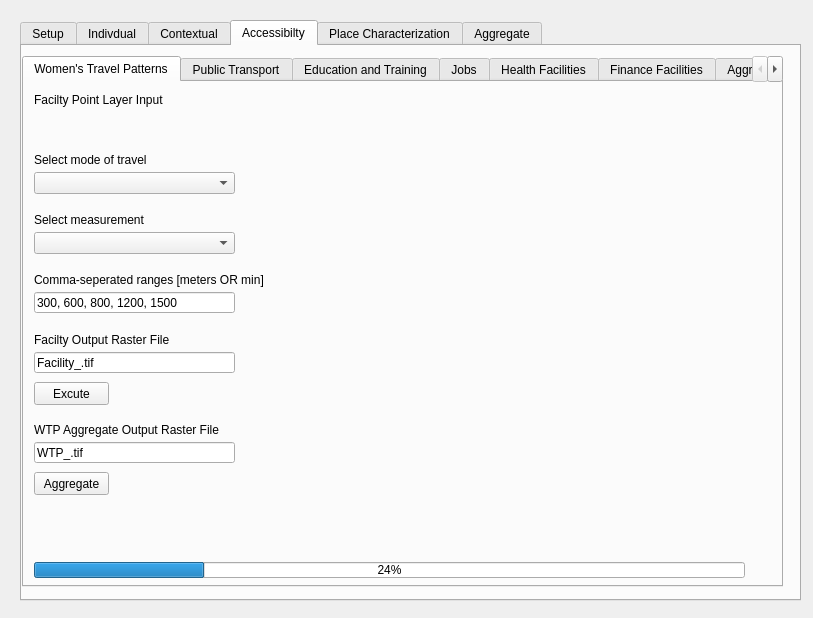
Qt form gender_indicator_tool/gender_indicator_tool_dialog_base.ui (worldbank/GEEST) before a commit.
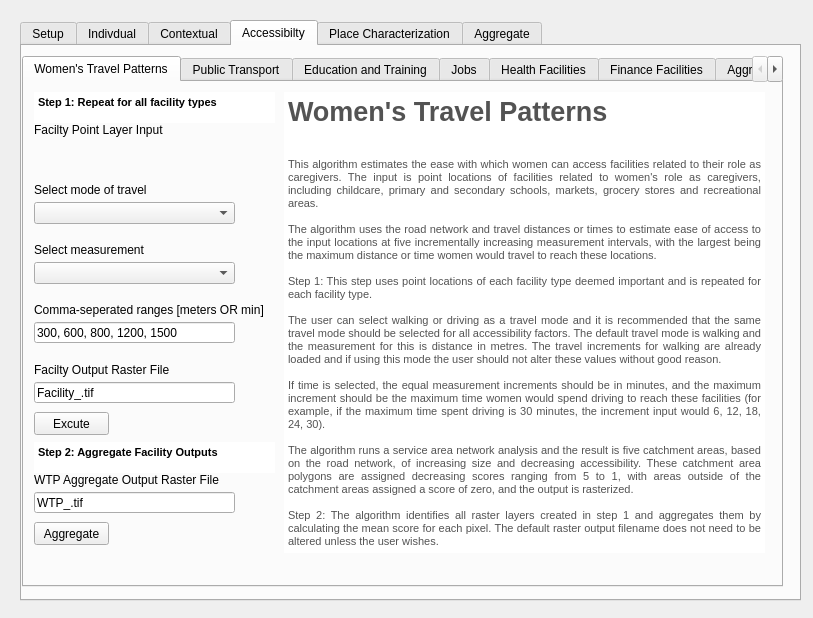
The same form after that commit. The open tabs and pages were chosen to show the change. Custom widgets are drawn as their Qt base class.

Commit message: removed 2nd requirements file

What changed in the file:
```diff
--- a/gender_indicator_tool/gender_indicator_tool_dialog_base.ui
+++ b/gender_indicator_tool/gender_indicator_tool_dialog_base.ui
@@ -1447,7 +1447,7 @@
        <property name="geometry">
         <rect>
          <x>10</x>
-         <y>190</y>
+         <y>220</y>
          <width>231</width>
          <height>16</height>
         </rect>
@@ -1460,7 +1460,7 @@
        <property name="geometry">
         <rect>
          <x>10</x>
-         <y>150</y>
+         <y>180</y>
          <width>201</width>
          <height>22</height>
         </rect>
@@ -1470,7 +1470,7 @@
        <property name="geometry">
         <rect>
          <x>10</x>
-         <y>70</y>
+         <y>100</y>
          <width>231</width>
          <height>16</height>
         </rect>
@@ -1483,7 +1483,7 @@
        <property name="geometry">
         <rect>
          <x>10</x>
-         <y>30</y>
+         <y>60</y>
          <width>231</width>
          <height>31</height>
         </rect>
@@ -1493,7 +1493,7 @@
        <property name="geometry">
         <rect>
          <x>10</x>
-         <y>10</y>
+         <y>40</y>
          <width>201</width>
          <height>16</height>
         </rect>
@@ -1506,7 +1506,7 @@
        <property name="geometry">
         <rect>
          <x>10</x>
-         <y>300</y>
+         <y>330</y>
          <width>75</width>
          <height>23</height>
         </rect>
@@ -1519,7 +1519,7 @@
        <property name="geometry">
         <rect>
          <x>10</x>
-         <y>270</y>
+         <y>300</y>
          <width>201</width>
          <height>21</height>
         </rect>
@@ -1535,7 +1535,7 @@
        <property name="geometry">
         <rect>
          <x>10</x>
-         <y>130</y>
+         <y>160</y>
          <width>231</width>
          <height>16</height>
         </rect>
@@ -1548,7 +1548,7 @@
        <property name="geometry">
         <rect>
          <x>10</x>
-         <y>250</y>
+         <y>280</y>
          <width>231</width>
          <height>16</height>
         </rect>
@@ -1561,7 +1561,7 @@
        <property name="geometry">
         <rect>
          <x>10</x>
-         <y>90</y>
+         <y>120</y>
          <width>201</width>
          <height>22</height>
         </rect>
@@ -1571,7 +1571,7 @@
        <property name="geometry">
         <rect>
          <x>10</x>
-         <y>210</y>
+         <y>240</y>
          <width>201</width>
          <height>21</height>
         </rect>
@@ -1587,7 +1587,7 @@
        <property name="geometry">
         <rect>
          <x>10</x>
-         <y>390</y>
+         <y>440</y>
          <width>75</width>
          <height>23</height>
         </rect>
@@ -1600,7 +1600,7 @@
        <property name="geometry">
         <rect>
          <x>10</x>
-         <y>360</y>
+         <y>410</y>
          <width>201</width>
          <height>21</height>
         </rect>
@@ -1616,7 +1616,7 @@
        <property name="geometry">
         <rect>
          <x>10</x>
-         <y>340</y>
+         <y>390</y>
          <width>231</width>
          <height>16</height>
         </rect>
@@ -1638,17 +1638,78 @@
         <string/>
        </property>
       </widget>
-      <widget class="QProgressBar" name="progressBar">
+      <widget class="QTextEdit" name="textEdit_35">
        <property name="geometry">
         <rect>
          <x>10</x>
-         <y>480</y>
-         <width>711</width>
-         <height>16</height>
+         <y>10</y>
+         <width>241</width>
+         <height>31</height>
         </rect>
        </property>
-       <property name="value">
-        <number>24</number>
+       <property name="frameShape">
+        <enum>QFrame::NoFrame</enum>
+       </property>
+       <property name="html">
+        <string>&lt;!DOCTYPE HTML PUBLIC &quot;-//W3C//DTD HTML 4.0//EN&quot; &quot;http://www.w3.org/TR/REC-html40/strict.dtd&quot;&gt;
+&lt;html&gt;&lt;head&gt;&lt;meta name=&quot;qrichtext&quot; content=&quot;1&quot; /&gt;&lt;style type=&quot;text/css&quot;&gt;
+p, li { white-space: pre-wrap; }
+&lt;/style&gt;&lt;/head&gt;&lt;body style=&quot; font-family:'MS Shell Dlg 2'; font-size:8.25pt; font-weight:400; font-style:normal;&quot;&gt;
+&lt;p style=&quot; margin-top:0px; margin-bottom:0px; margin-left:0px; margin-right:0px; -qt-block-indent:0; text-indent:0px;&quot;&gt;&lt;span style=&quot; font-size:8pt; font-weight:600;&quot;&gt;Step 1: Repeat for all facility types&lt;/span&gt;&lt;/p&gt;&lt;/body&gt;&lt;/html&gt;</string>
+       </property>
+      </widget>
+      <widget class="QTextEdit" name="textEdit_11">
+       <property name="geometry">
+        <rect>
+         <x>10</x>
+         <y>360</y>
+         <width>241</width>
+         <height>31</height>
+        </rect>
+       </property>
+       <property name="frameShape">
+        <enum>QFrame::NoFrame</enum>
+       </property>
+       <property name="html">
+        <string>&lt;!DOCTYPE HTML PUBLIC &quot;-//W3C//DTD HTML 4.0//EN&quot; &quot;http://www.w3.org/TR/REC-html40/strict.dtd&quot;&gt;
+&lt;html&gt;&lt;head&gt;&lt;meta name=&quot;qrichtext&quot; content=&quot;1&quot; /&gt;&lt;style type=&quot;text/css&quot;&gt;
+p, li { white-space: pre-wrap; }
+&lt;/style&gt;&lt;/head&gt;&lt;body style=&quot; font-family:'MS Shell Dlg 2'; font-size:8.25pt; font-weight:400; font-style:normal;&quot;&gt;
+&lt;p style=&quot; margin-top:0px; margin-bottom:0px; margin-left:0px; margin-right:0px; -qt-block-indent:0; text-indent:0px;&quot;&gt;&lt;span style=&quot; font-size:8pt; font-weight:600;&quot;&gt;Step 2: Aggregate Facility Outputs&lt;/span&gt;&lt;/p&gt;&lt;/body&gt;&lt;/html&gt;</string>
+       </property>
+      </widget>
+      <widget class="QTextEdit" name="textEdit_10">
+       <property name="geometry">
+        <rect>
+         <x>260</x>
+         <y>10</y>
+         <width>481</width>
+         <height>461</height>
+        </rect>
+       </property>
+       <property name="frameShape">
+        <enum>QFrame::NoFrame</enum>
+       </property>
+       <property name="html">
+        <string>&lt;!DOCTYPE HTML PUBLIC &quot;-//W3C//DTD HTML 4.0//EN&quot; &quot;http://www.w3.org/TR/REC-html40/strict.dtd&quot;&gt;
+&lt;html&gt;&lt;head&gt;&lt;meta name=&quot;qrichtext&quot; content=&quot;1&quot; /&gt;&lt;style type=&quot;text/css&quot;&gt;
+p, li { white-space: pre-wrap; }
+&lt;/style&gt;&lt;/head&gt;&lt;body style=&quot; font-family:'MS Shell Dlg 2'; font-size:8.25pt; font-weight:400; font-style:normal;&quot;&gt;
+&lt;p align=&quot;justify&quot; style=&quot; margin-top:0px; margin-bottom:0px; margin-left:0px; margin-right:0px; -qt-block-indent:0; text-indent:0px;&quot;&gt;&lt;span style=&quot; font-size:20pt; font-weight:600; color:#535353;&quot;&gt;Women's Travel Patterns&lt;/span&gt;&lt;/p&gt;
+&lt;p align=&quot;justify&quot; style=&quot;-qt-paragraph-type:empty; margin-top:0px; margin-bottom:0px; margin-left:0px; margin-right:0px; -qt-block-indent:0; text-indent:0px; font-size:20pt; font-weight:600; color:#535353;&quot;&gt;&lt;br /&gt;&lt;/p&gt;
+&lt;p align=&quot;justify&quot; style=&quot; margin-top:0px; margin-bottom:0px; margin-left:0px; margin-right:0px; -qt-block-indent:0; text-indent:0px;&quot;&gt;&lt;span style=&quot; font-size:8pt; color:#535353;&quot;&gt;This algorithm estimates the ease with which women can access facilities related to their role as caregivers. The input is point locations of facilities related to women's role as caregivers, including childcare, primary and secondary schools, markets, grocery stores and recreational areas. &lt;/span&gt;&lt;/p&gt;
+&lt;p align=&quot;justify&quot; style=&quot;-qt-paragraph-type:empty; margin-top:0px; margin-bottom:0px; margin-left:0px; margin-right:0px; -qt-block-indent:0; text-indent:0px; font-size:8pt; color:#535353;&quot;&gt;&lt;br /&gt;&lt;/p&gt;
+&lt;p align=&quot;justify&quot; style=&quot; margin-top:0px; margin-bottom:0px; margin-left:0px; margin-right:0px; -qt-block-indent:0; text-indent:0px;&quot;&gt;&lt;span style=&quot; font-size:8pt; color:#535353;&quot;&gt;The algorithm uses the road network and travel distances or times to estimate ease of access to the input locations at five incrementally increasing measurement intervals, with the largest being the maximum distance or time women would travel to reach these locations.&lt;/span&gt;&lt;/p&gt;
+&lt;p align=&quot;justify&quot; style=&quot;-qt-paragraph-type:empty; margin-top:0px; margin-bottom:0px; margin-left:0px; margin-right:0px; -qt-block-indent:0; text-indent:0px; font-size:8pt; color:#535353;&quot;&gt;&lt;br /&gt;&lt;/p&gt;
+&lt;p align=&quot;justify&quot; style=&quot; margin-top:0px; margin-bottom:0px; margin-left:0px; margin-right:0px; -qt-block-indent:0; text-indent:0px;&quot;&gt;&lt;span style=&quot; font-size:8pt; color:#535353;&quot;&gt;Step 1: This step uses point locations of each facility type deemed important and is repeated for each facility type.&lt;/span&gt;&lt;/p&gt;
+&lt;p align=&quot;justify&quot; style=&quot;-qt-paragraph-type:empty; margin-top:0px; margin-bottom:0px; margin-left:0px; margin-right:0px; -qt-block-indent:0; text-indent:0px; font-size:8pt; color:#535353;&quot;&gt;&lt;br /&gt;&lt;/p&gt;
+&lt;p align=&quot;justify&quot; style=&quot; margin-top:0px; margin-bottom:0px; margin-left:0px; margin-right:0px; -qt-block-indent:0; text-indent:0px;&quot;&gt;&lt;span style=&quot; font-size:8pt; color:#535353;&quot;&gt;The user can select walking or driving as a travel mode and it is recommended that the same travel mode should be selected for all accessibility factors. The default travel mode is walking and the measurement for this is distance in metres. The travel increments for walking are already loaded and if using this mode the user should not alter these values without good reason. &lt;/span&gt;&lt;/p&gt;
+&lt;p align=&quot;justify&quot; style=&quot;-qt-paragraph-type:empty; margin-top:0px; margin-bottom:0px; margin-left:0px; margin-right:0px; -qt-block-indent:0; text-indent:0px; font-size:8pt; color:#535353;&quot;&gt;&lt;br /&gt;&lt;/p&gt;
+&lt;p align=&quot;justify&quot; style=&quot; margin-top:0px; margin-bottom:0px; margin-left:0px; margin-right:0px; -qt-block-indent:0; text-indent:0px;&quot;&gt;&lt;span style=&quot; font-size:8pt; color:#535353;&quot;&gt;If time is selected, the equal measurement increments should be in minutes, and the maximum increment should be the maximum time women would spend driving to reach these facilities (for example, if the maximum time spent driving is 30 minutes, the increment input would 6, 12, 18, 24, 30).  &lt;/span&gt;&lt;/p&gt;
+&lt;p align=&quot;justify&quot; style=&quot;-qt-paragraph-type:empty; margin-top:0px; margin-bottom:0px; margin-left:0px; margin-right:0px; -qt-block-indent:0; text-indent:0px; font-size:8pt; color:#535353;&quot;&gt;&lt;br /&gt;&lt;/p&gt;
+&lt;p align=&quot;justify&quot; style=&quot; margin-top:0px; margin-bottom:0px; margin-left:0px; margin-right:0px; -qt-block-indent:0; text-indent:0px;&quot;&gt;&lt;span style=&quot; font-size:8pt; color:#535353;&quot;&gt;The algorithm runs a service area network analysis and the result is five catchment areas, based on the road network, of increasing size and decreasing accessibility. These catchment area polygons are assigned decreasing scores ranging from 5 to 1, with areas outside of the catchment areas assigned a score of zero, and the output is rasterized. &lt;/span&gt;&lt;/p&gt;
+&lt;p align=&quot;justify&quot; style=&quot;-qt-paragraph-type:empty; margin-top:0px; margin-bottom:0px; margin-left:0px; margin-right:0px; -qt-block-indent:0; text-indent:0px; font-size:8pt; color:#535353;&quot;&gt;&lt;br /&gt;&lt;/p&gt;
+&lt;p align=&quot;justify&quot; style=&quot; margin-top:0px; margin-bottom:0px; margin-left:0px; margin-right:0px; -qt-block-indent:0; text-indent:0px;&quot;&gt;&lt;span style=&quot; font-size:8pt; color:#535353;&quot;&gt;Step 2: The algorithm identifies all raster layers created in step 1 and aggregates them by calculating the mean score for each pixel. The default raster output filename does not need to be altered unless the user wishes.&lt;/span&gt;&lt;/p&gt;&lt;/body&gt;&lt;/html&gt;</string>
        </property>
       </widget>
      </widget>
```
Left out of the diff: 106 changed lines with no effect on the pictures.
